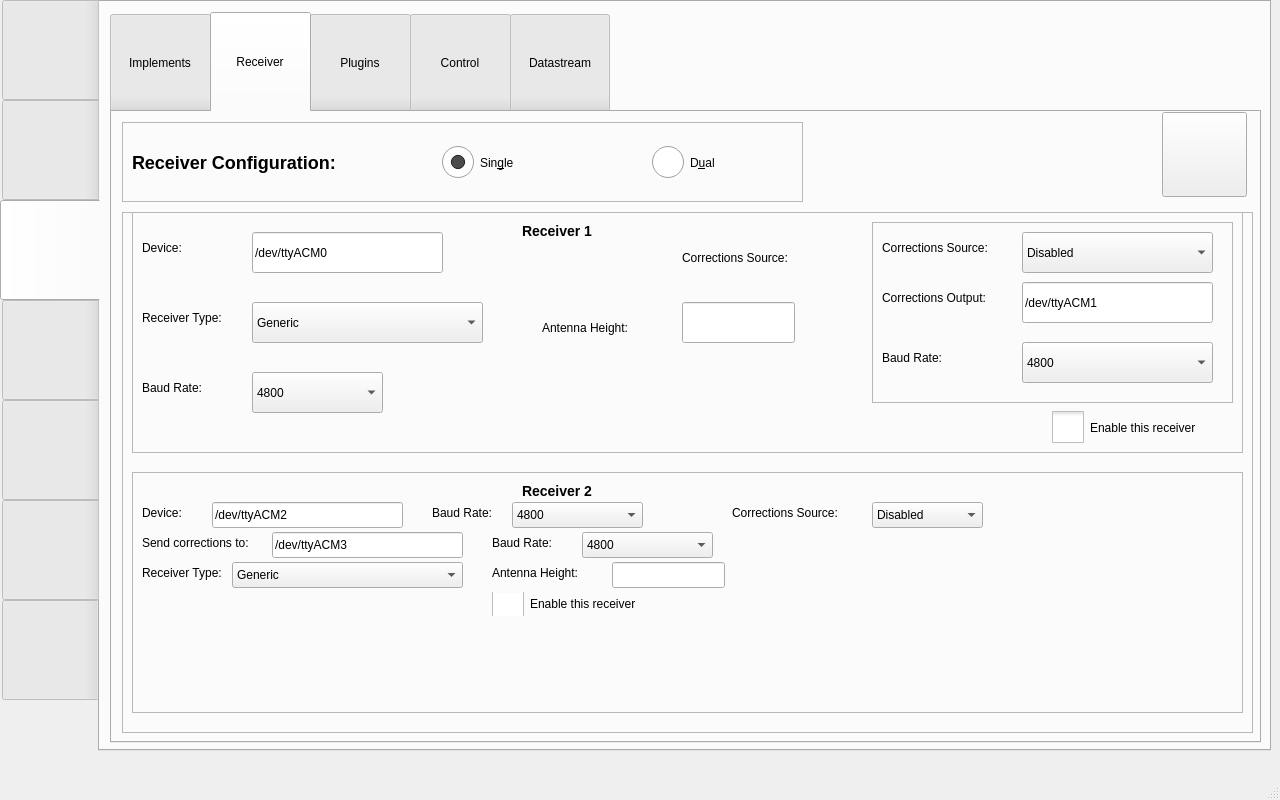
habaneropep2019/c3desktop, file window.ui: the form before one commit.
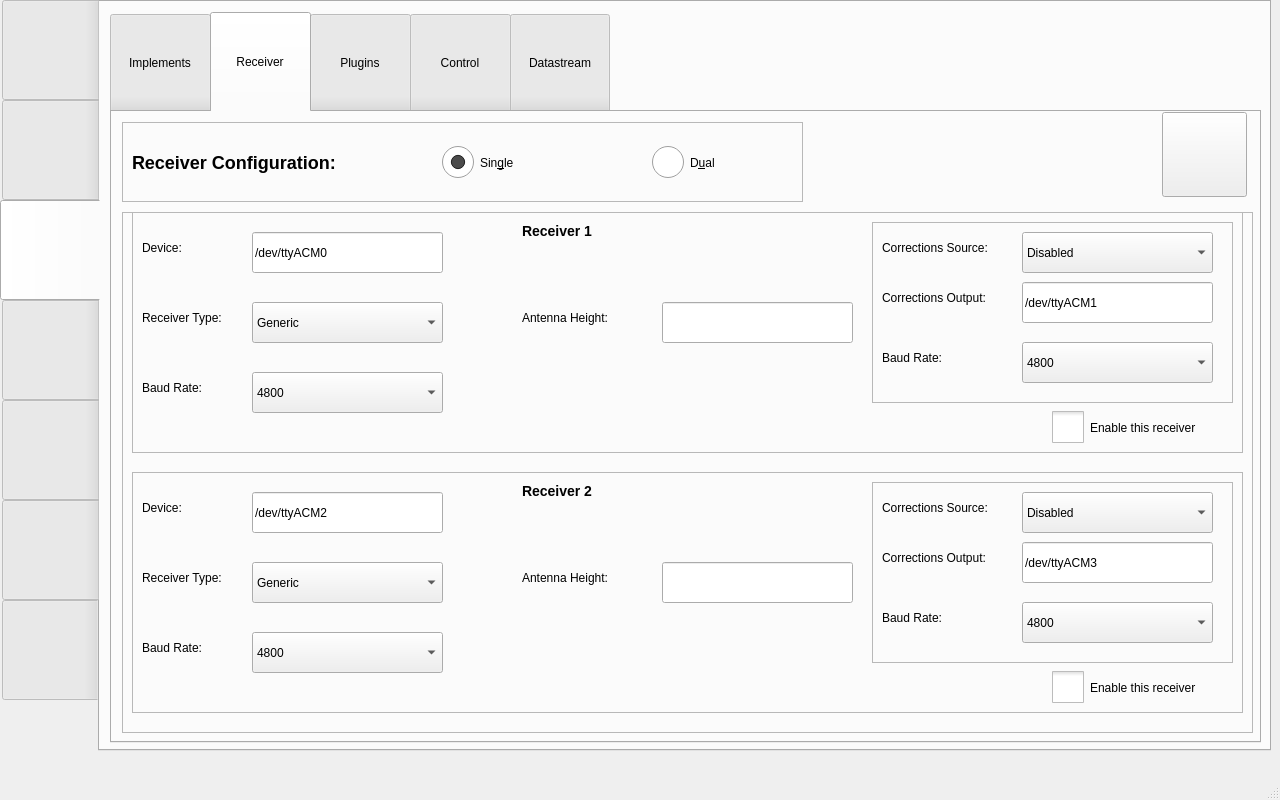
The form after the commit. The open tabs and pages were chosen to show the change. Icons and pictures are not drawn.

Commit message:
Fixed styling for new screen target
Improved sizing to make it touch-friendly

The edit to the form file:
```diff
--- a/window.ui
+++ b/window.ui
@@ -601,19 +601,6 @@
            <number>50</number>
           </property>
          </widget>
-         <widget class="QLabel" name="label_24">
-          <property name="geometry">
-           <rect>
-            <x>550</x>
-            <y>30</y>
-            <width>121</width>
-            <height>31</height>
-           </rect>
-          </property>
-          <property name="text">
-           <string>Corrections Source:</string>
-          </property>
-         </widget>
          <widget class="QLabel" name="label_27">
           <property name="geometry">
            <rect>
@@ -632,10 +619,13 @@
            <rect>
             <x>120</x>
             <y>90</y>
-            <width>231</width>
+            <width>191</width>
             <height>41</height>
            </rect>
           </property>
+          <property name="styleSheet">
+           <string notr="true">QComboBox QAbstractItemView::item { min-height: 40px; min-width: 60px; }</string>
+          </property>
           <item>
            <property name="text">
             <string>Generic</string>
@@ -695,10 +685,13 @@
            <rect>
             <x>120</x>
             <y>160</y>
-            <width>131</width>
+            <width>191</width>
             <height>41</height>
            </rect>
           </property>
+          <property name="styleSheet">
+           <string notr="true">QComboBox QAbstractItemView::item { min-height: 40px; min-width: 60px; }</string>
+          </property>
           <item>
            <property name="text">
             <string>4800</string>
@@ -899,9 +892,9 @@
          <widget class="QLineEdit" name="rcvr1_AntHeight">
           <property name="geometry">
            <rect>
-            <x>550</x>
+            <x>530</x>
             <y>90</y>
-            <width>113</width>
+            <width>191</width>
             <height>41</height>
            </rect>
           </property>
@@ -915,8 +908,8 @@
          <widget class="QLabel" name="label_26">
           <property name="geometry">
            <rect>
-            <x>410</x>
-            <y>100</y>
+            <x>390</x>
+            <y>90</y>
             <width>131</width>
             <height>31</height>
            </rect>
@@ -958,9 +951,9 @@
           <property name="geometry">
            <rect>
             <x>10</x>
-            <y>30</y>
+            <y>20</y>
             <width>58</width>
-            <height>21</height>
+            <height>31</height>
            </rect>
           </property>
           <property name="text">
@@ -970,10 +963,10 @@
          <widget class="QLineEdit" name="rcvr2_Device">
           <property name="geometry">
            <rect>
-            <x>80</x>
-            <y>30</y>
+            <x>120</x>
+            <y>20</y>
             <width>191</width>
-            <height>26</height>
+            <height>41</height>
            </rect>
           </property>
           <property name="text">
@@ -983,80 +976,13 @@
            <number>50</number>
           </property>
          </widget>
-         <widget class="QLabel" name="label_31">
-          <property name="geometry">
-           <rect>
-            <x>600</x>
-            <y>30</y>
-            <width>121</width>
-            <height>21</height>
-           </rect>
-          </property>
-          <property name="text">
-           <string>Corrections Source:</string>
-          </property>
-         </widget>
-         <widget class="QComboBox" name="rcvr2_CorrectionsSrc">
-          <property name="geometry">
-           <rect>
-            <x>740</x>
-            <y>30</y>
-            <width>111</width>
-            <height>26</height>
-           </rect>
-          </property>
-          <item>
-           <property name="text">
-            <string>Disabled</string>
-           </property>
-          </item>
-          <item>
-           <property name="text">
-            <string>NTRIP Client</string>
-           </property>
-          </item>
-          <item>
-           <property name="text">
-            <string>External</string>
-           </property>
-          </item>
-         </widget>
-         <widget class="QLabel" name="label_32">
-          <property name="geometry">
-           <rect>
-            <x>10</x>
-            <y>60</y>
-            <width>131</width>
-            <height>21</height>
-           </rect>
-          </property>
-          <property name="text">
-           <string>Send corrections to:</string>
-          </property>
-         </widget>
-         <widget class="QLineEdit" name="rcvr2_Device_2">
-          <property name="geometry">
-           <rect>
-            <x>140</x>
-            <y>60</y>
-            <width>191</width>
-            <height>26</height>
-           </rect>
-          </property>
-          <property name="text">
-           <string>/dev/ttyACM3</string>
-          </property>
-          <property name="maxLength">
-           <number>50</number>
-          </property>
-         </widget>
          <widget class="QLabel" name="label_33">
           <property name="geometry">
            <rect>
-            <x>360</x>
+            <x>390</x>
             <y>90</y>
             <width>131</width>
-            <height>21</height>
+            <height>31</height>
            </rect>
           </property>
           <property name="text">
@@ -1066,10 +992,10 @@
          <widget class="QLineEdit" name="rcvr2_AntHeight">
           <property name="geometry">
            <rect>
-            <x>480</x>
+            <x>530</x>
             <y>90</y>
-            <width>113</width>
-            <height>26</height>
+            <width>191</width>
+            <height>41</height>
            </rect>
           </property>
           <property name="maxLength">
@@ -1085,7 +1011,7 @@
             <x>10</x>
             <y>90</y>
             <width>91</width>
-            <height>21</height>
+            <height>31</height>
            </rect>
           </property>
           <property name="text">
@@ -1095,12 +1021,15 @@
          <widget class="QComboBox" name="rcvr2_Type">
           <property name="geometry">
            <rect>
-            <x>100</x>
+            <x>120</x>
             <y>90</y>
-            <width>231</width>
-            <height>26</height>
+            <width>191</width>
+            <height>41</height>
            </rect>
           </property>
+          <property name="styleSheet">
+           <string notr="true">QComboBox QAbstractItemView::item { min-height: 40px; min-width: 60px; }</string>
+          </property>
           <item>
            <property name="text">
             <string>Generic</string>
@@ -1135,10 +1064,10 @@
          <widget class="QCheckBox" name="rcvr2_checkEnabled">
           <property name="geometry">
            <rect>
-            <x>360</x>
-            <y>120</y>
-            <width>151</width>
-            <height>24</height>
+            <x>920</x>
+            <y>190</y>
+            <width>181</width>
+            <height>51</height>
            </rect>
           </property>
           <property name="styleSheet">
@@ -1148,81 +1077,13 @@
            <string>Enable this receiver</string>
           </property>
          </widget>
-         <widget class="QLabel" name="label_53">
-          <property name="geometry">
-           <rect>
-            <x>360</x>
-            <y>60</y>
-            <width>81</width>
-            <height>21</height>
-           </rect>
-          </property>
-          <property name="text">
-           <string>Baud Rate:</string>
-          </property>
-         </widget>
-         <widget class="QComboBox" name="rcvr2_BaudRate_2">
-          <property name="geometry">
-           <rect>
-            <x>450</x>
-            <y>60</y>
-            <width>131</width>
-            <height>26</height>
-           </rect>
-          </property>
-          <item>
-           <property name="text">
-            <string>4800</string>
-           </property>
-          </item>
-          <item>
-           <property name="text">
-            <string>9600</string>
-           </property>
-          </item>
-          <item>
-           <property name="text">
-            <string>19200</string>
-           </property>
-          </item>
-          <item>
-           <property name="text">
-            <string>38400</string>
-           </property>
-          </item>
-          <item>
-           <property name="text">
-            <string>57600</string>
-           </property>
-          </item>
-          <item>
-           <property name="text">
-            <string>115200</string>
-           </property>
-          </item>
-          <item>
-           <property name="text">
-            <string>230400</string>
-           </property>
-          </item>
-          <item>
-           <property name="text">
-            <string>460800</string>
-           </property>
-          </item>
-          <item>
-           <property name="text">
-            <string>921600</string>
-           </property>
-          </item>
-         </widget>
          <widget class="QLabel" name="label_54">
           <property name="geometry">
            <rect>
-            <x>300</x>
-            <y>30</y>
+            <x>10</x>
+            <y>160</y>
             <width>81</width>
-            <height>21</height>
+            <height>31</height>
            </rect>
           </property>
           <property name="text">
@@ -1232,12 +1093,15 @@
          <widget class="QComboBox" name="rcvr2_BaudRate">
           <property name="geometry">
            <rect>
-            <x>380</x>
-            <y>30</y>
-            <width>131</width>
-            <height>26</height>
+            <x>120</x>
+            <y>160</y>
+            <width>191</width>
+            <height>41</height>
            </rect>
           </property>
+          <property name="styleSheet">
+           <string notr="true">QComboBox QAbstractItemView::item { min-height: 40px; min-width: 60px; }</string>
+          </property>
           <item>
            <property name="text">
             <string>4800</string>
@@ -1284,6 +1148,163 @@
            </property>
           </item>
          </widget>
+         <widget class="QFrame" name="frame_12">
+          <property name="geometry">
+           <rect>
+            <x>740</x>
+            <y>10</y>
+            <width>361</width>
+            <height>181</height>
+           </rect>
+          </property>
+          <property name="frameShape">
+           <enum>QFrame::Shape::StyledPanel</enum>
+          </property>
+          <property name="frameShadow">
+           <enum>QFrame::Shadow::Raised</enum>
+          </property>
+          <widget class="QLabel" name="label_31">
+           <property name="geometry">
+            <rect>
+             <x>10</x>
+             <y>10</y>
+             <width>121</width>
+             <height>31</height>
+            </rect>
+           </property>
+           <property name="text">
+            <string>Corrections Source:</string>
+           </property>
+          </widget>
+          <widget class="QComboBox" name="rcvr2_BaudRate_2">
+           <property name="geometry">
+            <rect>
+             <x>150</x>
+             <y>120</y>
+             <width>191</width>
+             <height>41</height>
+            </rect>
+           </property>
+           <property name="styleSheet">
+            <string notr="true">QComboBox QAbstractItemView::item { min-height: 40px; min-width: 60px; }</string>
+           </property>
+           <item>
+            <property name="text">
+             <string>4800</string>
+            </property>
+           </item>
+           <item>
+            <property name="text">
+             <string>9600</string>
+            </property>
+           </item>
+           <item>
+            <property name="text">
+             <string>19200</string>
+            </property>
+           </item>
+           <item>
+            <property name="text">
+             <string>38400</string>
+            </property>
+           </item>
+           <item>
+            <property name="text">
+             <string>57600</string>
+            </property>
+           </item>
+           <item>
+            <property name="text">
+             <string>115200</string>
+            </property>
+           </item>
+           <item>
+            <property name="text">
+             <string>230400</string>
+            </property>
+           </item>
+           <item>
+            <property name="text">
+             <string>460800</string>
+            </property>
+           </item>
+           <item>
+            <property name="text">
+             <string>921600</string>
+            </property>
+           </item>
+          </widget>
+          <widget class="QLabel" name="label_53">
+           <property name="geometry">
+            <rect>
+             <x>10</x>
+             <y>120</y>
+             <width>81</width>
+             <height>31</height>
+            </rect>
+           </property>
+           <property name="text">
+            <string>Baud Rate:</string>
+           </property>
+          </widget>
+          <widget class="QComboBox" name="rcvr2_CorrectionsSrc">
+           <property name="geometry">
+            <rect>
+             <x>150</x>
+             <y>10</y>
+             <width>191</width>
+             <height>41</height>
+            </rect>
+           </property>
+           <property name="styleSheet">
+            <string notr="true">QComboBox QAbstractItemView::item { min-height: 40px; min-width: 60px; }</string>
+           </property>
+           <item>
+            <property name="text">
+             <string>Disabled</string>
+            </property>
+           </item>
+           <item>
+            <property name="text">
+             <string>NTRIP Client</string>
+            </property>
+           </item>
+           <item>
+            <property name="text">
+             <string>External</string>
+            </property>
+           </item>
+          </widget>
+          <widget class="QLineEdit" name="rcvr2_Device_2">
+           <property name="geometry">
+            <rect>
+             <x>150</x>
+             <y>60</y>
+             <width>191</width>
+             <height>41</height>
+            </rect>
+           </property>
+           <property name="text">
+            <string>/dev/ttyACM3</string>
+           </property>
+           <property name="maxLength">
+            <number>50</number>
+           </property>
+          </widget>
+          <widget class="QLabel" name="label_32">
+           <property name="geometry">
+            <rect>
+             <x>10</x>
+             <y>60</y>
+             <width>131</width>
+             <height>31</height>
+            </rect>
+           </property>
+           <property name="text">
+            <string>Corrections Output:</string>
+           </property>
+          </widget>
+         </widget>
         </widget>
        </widget>
        <widget class="QPushButton" name="saveRcvrConfig">
```
Left out of the diff: 50 changed lines with no effect on the pictures. The commit also changes 1 other file.
